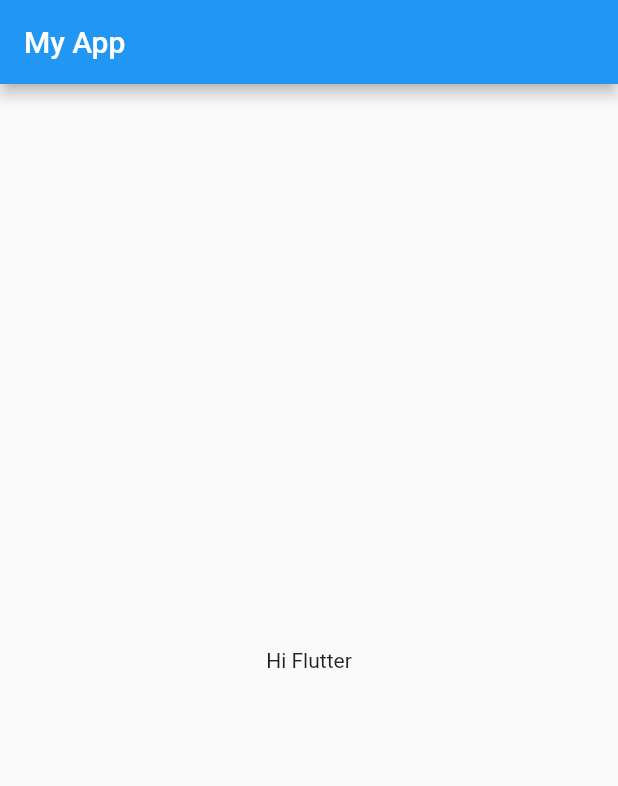
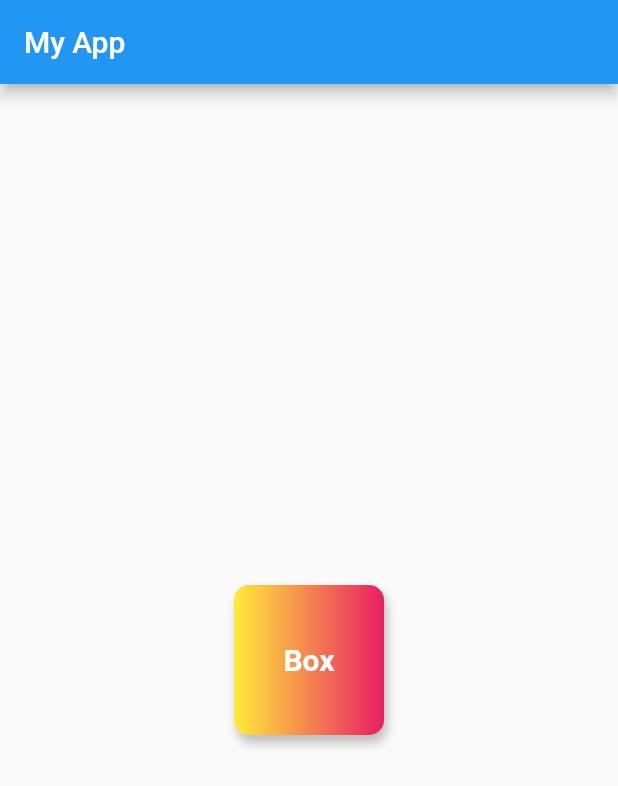
Before and after one commit to D-scientist/flutter-new, a Flutter app: the screen it shows after launch, on a phone screen of 412 x 824 dp. Shown: the top 786 px of the screen. Run offline on Flutter 3.47's test engine with Material 2 defaults, Android fonts, the phone set to English and light mode, and no system bars.

Commit message:
CH2-Completed

```diff
--- a/lib/main.dart
+++ b/lib/main.dart
@@ -15,9 +15,31 @@ class HomePage extends StatelessWidget {
       appBar: AppBar(
         title: Text("My App"),
       ),
-      body: Container(
-        child: Center(
-          child: Text("Hi Flutter"),
+      body: Center(
+        child: Container(
+          margin: const EdgeInsets.all(8),
+          alignment: Alignment.center,
+          width: 100,
+          height: 100,
+          decoration: BoxDecoration(
+              shape: BoxShape.rectangle,
+              borderRadius: BorderRadius.circular(10),
+              boxShadow: [
+                BoxShadow(
+                    color: Colors.grey[400],
+                    blurRadius: 5,
+                    offset: Offset(2.0, 5.0))
+              ],
+              color: Colors.teal,
+              gradient: LinearGradient(
+                colors: [Colors.yellow, Colors.pink],
+              )),
+          child: Text(
+            "Box",
+            textAlign: TextAlign.center,
+            style: TextStyle(
+                color: Colors.white, fontWeight: FontWeight.bold, fontSize: 20),
+          ),
         ),
       ),
     );
```
